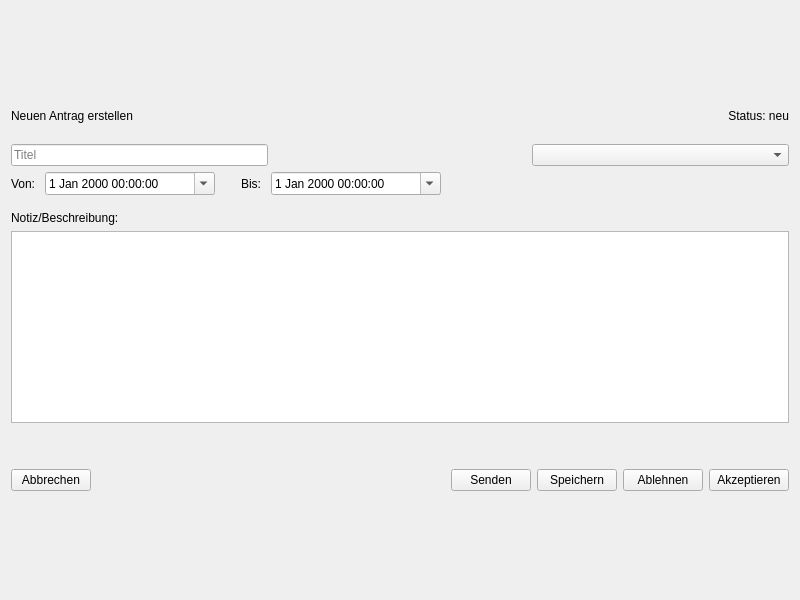
Qt form HR_Managment_System_Application/antrag_detailpage.ui (MehmetMertt/twentyONE_HR_System) before a commit.
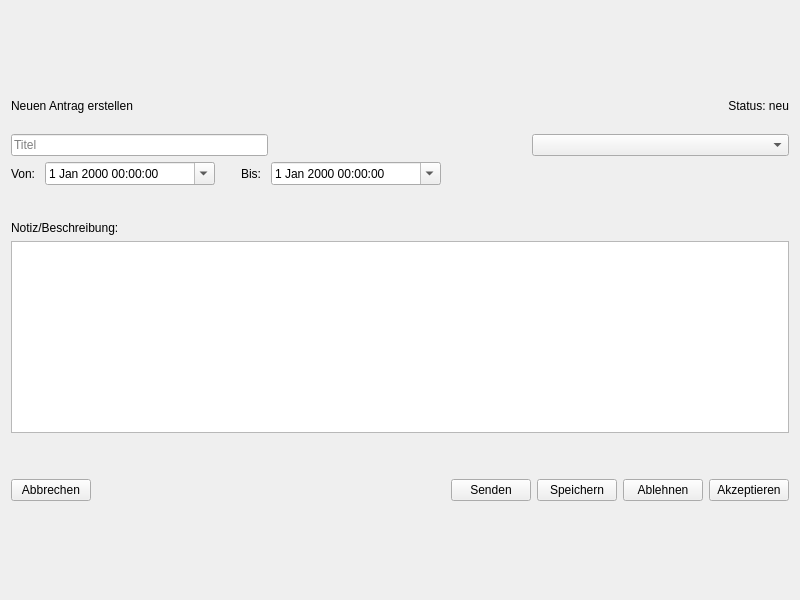
The same form after that commit.

```diff
--- a/HR_Managment_System_Application/antrag_detailpage.ui
+++ b/HR_Managment_System_Application/antrag_detailpage.ui
@@ -224,6 +224,16 @@
        </item>
       </layout>
      </item>
+     <item>
+      <widget class="QLabel" name="error_text">
+       <property name="text">
+        <string/>
+       </property>
+       <property name="alignment">
+        <set>Qt::AlignJustify|Qt::AlignVCenter</set>
+       </property>
+      </widget>
+     </item>
      <item>
       <spacer name="verticalSpacer_5">
        <property name="orientation">
```
